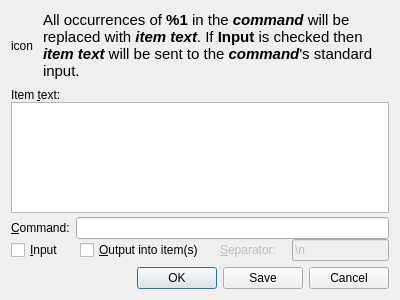
This is src/actiondialog.ui in hluk/CopyQ as Qt 5 draws it before an edit. The edited form follows.
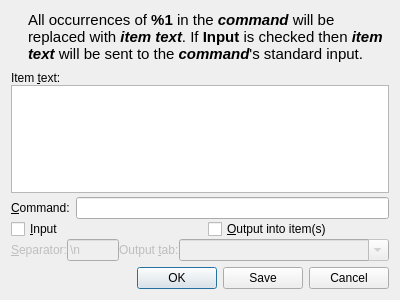
This is the edited form. Icons and pictures are not drawn.

Commit message: Output items from command into given tab; bugfixes

```diff
--- a/src/actiondialog.ui
+++ b/src/actiondialog.ui
@@ -34,7 +34,10 @@
        <item>
         <widget class="QLabel" name="iconLabel">
          <property name="text">
-          <string>icon</string>
+          <string/>
+         </property>
+         <property name="pixmap">
+          <pixmap resource="copyq.qrc">:/images/actiondialog.svg</pixmap>
          </property>
         </widget>
        </item>
@@ -153,7 +156,15 @@
         </widget>
        </item>
        <item>
-        <layout class="QHBoxLayout" name="horizontalLayout_3">
+        <layout class="QHBoxLayout" name="horizontalLayout_3"/>
+       </item>
+      </layout>
+     </item>
+     <item>
+      <layout class="QHBoxLayout" name="horizontalLayout_6" stretch="0,1,0,4">
+       <property name="bottomMargin">
+        <number>0</number>
+       </property>
          <item>
           <widget class="QLabel" name="separatorLabel">
            <property name="enabled">
@@ -177,7 +188,31 @@
            </property>
           </widget>
          </item>
-        </layout>
+       <item>
+        <widget class="QLabel" name="labelOutputTab">
+         <property name="enabled">
+          <bool>false</bool>
+         </property>
+         <property name="text">
+          <string>Output &amp;tab:</string>
+         </property>
+         <property name="buddy">
+          <cstring>comboBoxOutputTab</cstring>
+         </property>
+        </widget>
+       </item>
+       <item>
+        <widget class="QComboBox" name="comboBoxOutputTab">
+         <property name="enabled">
+          <bool>false</bool>
+         </property>
+         <property name="toolTip">
+          <string>Save items in tab with given name (leave empty to save in first tab)</string>
+         </property>
+         <property name="editable">
+          <bool>true</bool>
+         </property>
+        </widget>
        </item>
       </layout>
      </item>
```
Left out of the diff: 1 changed line with no effect on the pictures. Lines whose indentation alone changed are shown as unchanged. The commit also changes 11 other files.
